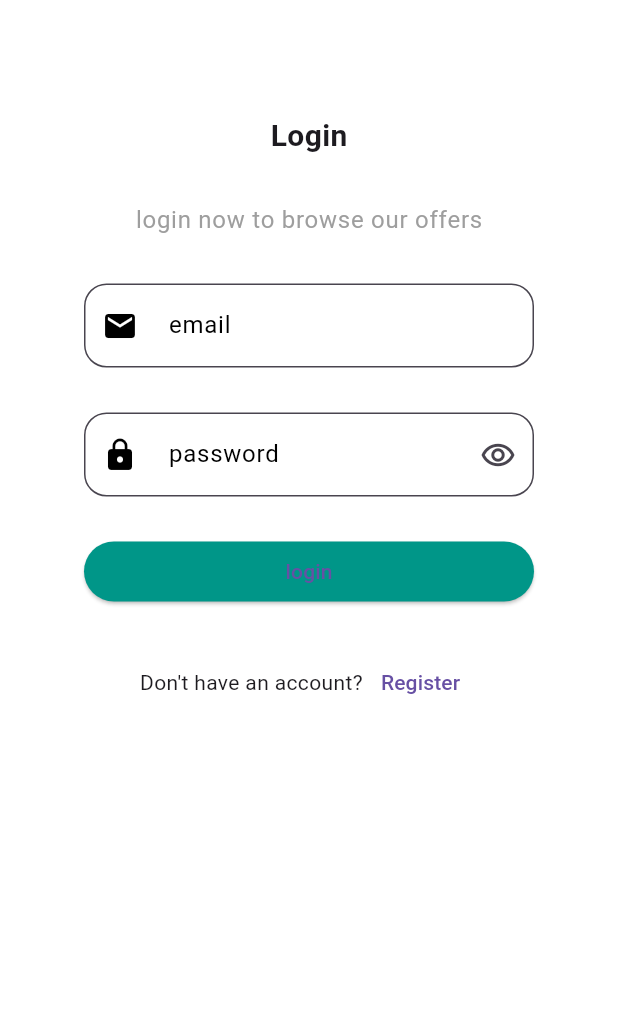
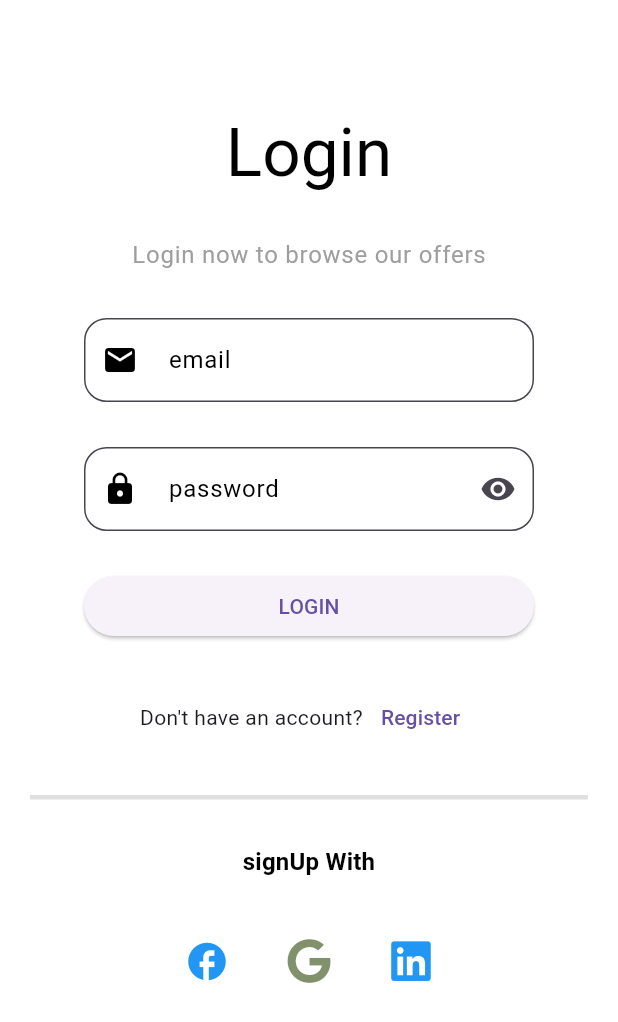
Before and after one commit to alilotfy4321/Shop_App, a Flutter app: the OnBoardingScreen screen opened directly, after a tap on the "arrow forward ios" icon, after a tap on "skip", on a phone screen of 412 x 824 dp. Shown: the top 1022 px of the screen. Run offline on Flutter 3.47's test engine with Material 3 defaults, Android fonts, the phone set to English and light mode, and no system bars; our stand-ins replace bloc, dio, flutter_bloc, fluttertoast, font_awesome_flutter, smooth_page_indicator; accounts and stored records are empty.

Commit message:
modified files

```diff
--- a/lib/constants/onboardingList.dart
+++ b/lib/constants/onboardingList.dart
@@ -1,4 +1,5 @@
-import 'package:dio/dio.dart';
+// ignore_for_file: file_names
+
 import 'package:shop_app/model/onboarding.dart';
 
 List<OnBoardingModel> onBoardingList = [
--- a/lib/controll/shop_app_cubit.dart
+++ /dev/null
@@ -1,16 +0,0 @@
-import 'package:bloc/bloc.dart';
-import 'package:meta/meta.dart';
-import 'package:flutter_bloc/flutter_bloc.dart';
-
-part 'shop_app_state.dart';
-
-class ShopAppCubit extends Cubit<ShopAppStates> {
-  ShopAppCubit() : super(ShopAppInitialState());
-  static ShopAppCubit get(context) => BlocProvider.of(context);
-  bool isPasswordLock = false;
-
-  changePasswordLock() {
-    isPasswordLock = !isPasswordLock;
-    emit(ShopAppChangePasswordLockstate());
-  }
-}
--- a/lib/controll/shop_app_state.dart
+++ /dev/null
@@ -1,8 +0,0 @@
-part of 'shop_app_cubit.dart';
-
-@immutable
-abstract class ShopAppStates {}
-
-class ShopAppInitialState extends ShopAppStates {}
-
-class ShopAppChangePasswordLockstate extends ShopAppStates {}
--- /dev/null
+++ b/lib/controll/shop_login/shop_login_state.dart
@@ -0,0 +1,17 @@
+part of 'shop_login_cubit.dart';
+
+@immutable
+abstract class ShopLoginStates {}
+
+class ShopLoginInitialState extends ShopLoginStates {}
+
+class ShopLoginLoadingState extends ShopLoginStates {}
+
+class ShopLoginSuccesState extends ShopLoginStates {}
+
+class ShopLoginErrorState extends ShopLoginStates {
+  final error;
+  ShopLoginErrorState(this.error);
+}
+
+class ShopAppChangePasswordLockstate extends ShopLoginStates {}
--- a/lib/custom_widgets/customButton.dart
+++ b/lib/custom_widgets/customButton.dart
@@ -17,7 +17,8 @@ Widget CustomButton({
       onPressed: function,
       child: child,
       style: ElevatedButton.styleFrom(
-        primary: color,
+        backgroundColor: color,
+        //primary: color,
         shape: RoundedRectangleBorder(
           borderRadius: BorderRadius.circular(radius),
         ),
--- a/lib/custom_widgets/customScaffold.dart
+++ b/lib/custom_widgets/customScaffold.dart
@@ -2,7 +2,7 @@ import 'package:flutter/material.dart';
 
 class Customscaffold extends StatelessWidget {
   final child;
-   Customscaffold({Key? key, this.child}) : super(key: key);
+  Customscaffold({Key? key, this.child}) : super(key: key);
 
   @override
   Widget build(BuildContext context) {
@@ -27,6 +27,5 @@ class Customscaffold extends StatelessWidget {
         ],
       ),
     );
-    ;
   }
 }
--- a/lib/custom_widgets/customTextFormField.dart
+++ b/lib/custom_widgets/customTextFormField.dart
@@ -1,3 +1,5 @@
+// ignore_for_file: unused_import
+
 import 'package:flutter/material.dart';
 import 'package:font_awesome_flutter/font_awesome_flutter.dart';
 
@@ -50,7 +52,7 @@ Widget CustomTextFormField({
       ),
       validator: (value) {
         if (value == null || value.isEmpty) {
-          return 'write any thing';
+          return 'fill this field';
         }
         return null;
       },
--- /dev/null
+++ b/lib/network/remote(dio)/endPoints.dart
@@ -0,0 +1,5 @@
+// ignore_for_file: constant_identifier_names
+
+String baseUrl = 'http://student.valuxapps.com/api/';
+//--------------------------------------endPoints----------------
+const String LOGIN = 'login';
--- a/lib/styles/theme.dart
+++ b/lib/styles/theme.dart
@@ -10,7 +10,7 @@ ThemeData lightTheme = ThemeData(
     titleTextStyle: TextStyle(
       color: Colors.black,
     ),
-    backwardsCompatibility: false,
+    //backwardsCompatibility: false,
     systemOverlayStyle: SystemUiOverlayStyle(
       statusBarIconBrightness: Brightness.dark,
       statusBarColor: Colors.white,
@@ -47,7 +47,7 @@ ThemeData darkTheme = ThemeData(
     titleTextStyle: TextStyle(
       color: Colors.blue,
     ),
-    backwardsCompatibility: false,
+    //backwardsCompatibility: false,
     systemOverlayStyle: SystemUiOverlayStyle(
       statusBarIconBrightness: Brightness.light,
       statusBarColor: Colors.black,
--- a/lib/view/login/login.dart
+++ b/lib/view/login/login.dart
@@ -1,14 +1,17 @@
-// ignore_for_file: unused_local_variable
+// ignore_for_file: unused_local_variable, unused_import, use_key_in_widget_constructors, prefer_const_constructors
 
 import 'package:flutter/material.dart';
-import 'package:flutter/widgets.dart';
 import 'package:flutter_bloc/flutter_bloc.dart';
-import 'package:shop_app/controll/shop_app_cubit.dart';
+import 'package:font_awesome_flutter/font_awesome_flutter.dart';
+
+import 'package:shop_app/controll/shop_login/shop_login_cubit.dart';
 import 'package:shop_app/custom_widgets/Navigation.dart';
 import 'package:shop_app/custom_widgets/customButton.dart';
 import 'package:shop_app/custom_widgets/customTextFormField.dart';
+import 'package:shop_app/custom_widgets/toastWidget.dart';
 import 'package:shop_app/custom_widgets/vhSpace.dart';
 import 'package:shop_app/view/signUp/signUP.dart';
+import 'package:fluttertoast/fluttertoast.dart';
 
 class LoginPage extends StatelessWidget {
   @override
@@ -17,30 +20,35 @@ class LoginPage extends StatelessWidget {
     var emailController = TextEditingController();
     var passwordController = TextEditingController();
 
-    return BlocBuilder<ShopAppCubit, ShopAppStates>(
+    return BlocProvider(
+      create: (context) => ShopLoginCubit(),
+      child: BlocBuilder<ShopLoginCubit, ShopLoginStates>(
         builder: (context, state) {
-        var cubit = ShopAppCubit.get(context);
+          //---------------------------------------------
+          var cubit = ShopLoginCubit.get(context);
+          //---------------------------------------
           return Scaffold(
             appBar: AppBar(),
             body: Padding(
               padding: const EdgeInsets.all(20.0),
+              child: SingleChildScrollView(
                 child: Form(
                   key: _formKey,
                   child: Column(
                     crossAxisAlignment: CrossAxisAlignment.center,
                     children: [
-                  const Text(
+                      Text(
                         'Login',
-                    style: TextStyle(
-                      fontSize: 20,
-                      fontWeight: FontWeight.bold,
+                        style:
+                            Theme.of(context).textTheme.displayMedium!.copyWith(
+                                  color: Colors.black,
                                 ),
                         textAlign: TextAlign.start,
                       ),
                       VSpace(),
                       Text(
-                    'login now to browse our offers',
-                    style: Theme.of(context).textTheme.bodyText1!.copyWith(
+                        'Login now to browse our offers',
+                        style: Theme.of(context).textTheme.bodyLarge!.copyWith(
                               color: Colors.grey,
                             ),
                       ),
@@ -65,21 +73,35 @@ class LoginPage extends StatelessWidget {
                               cubit.changePasswordLock();
                             },
                             icon: (cubit.isPasswordLock)
-                            ? Icon(Icons.remove_red_eye)
-                            : Icon(Icons.remove_red_eye_outlined)),
+                                ? Icon(Icons.visibility_off)
+                                : Icon(Icons.visibility)),
                       ),
                       VSpace(),
-                  CustomButton(
-                      color: Colors.teal,
+                      Center(
+                        child: CustomButton(
                           width: 300,
-                      child: Text('login'),
+                          child: Text('LOGIN'),
                           function: () {
                             if (_formKey.currentState!.validate()) {
-                          ScaffoldMessenger.of(context).showSnackBar(
-                            const SnackBar(content: Text('login Succesfully')),
+                              ShopLoginCubit.get(context).userLogin(
+                                email: emailController.text,
+                                password: passwordController.text,
+                              );
+                              //--------
+
+                              customToast(
+                                text: 'تم تسجيل الدخولبنجاح ي علي',
+                                color: Colors.green,
+                              );
+                            } else {
+                              customToast(
+                                text: 'عفوا برجاء لتاكد من البيانات المدخله!',
+                                color: Colors.red,
                               );
                             }
-                      }),
+                          },
+                        ),
+                      ),
                       VSpace(),
                       Row(
                         mainAxisAlignment: MainAxisAlignment.center,
@@ -92,12 +114,62 @@ class LoginPage extends StatelessWidget {
                               child: const Text('Register'))
                         ],
                       ),
+                      VSpace(),
+                      Divider(
+                        height: 1,
+                        thickness: 3,
+                        color: Colors.grey[300],
+                      ),
+                      VSpace(),
+                      Text(
+                        'signUp With',
+                        textAlign: TextAlign.center,
+                        style:
+                            Theme.of(context).textTheme.titleMedium!.copyWith(
+                                  color: Colors.black,
+                                  fontWeight: FontWeight.bold,
+                                ),
+                      ),
+                      VSpace(),
+                      Row(
+                        mainAxisAlignment: MainAxisAlignment.center,
+                        children: [
+                          IconButton(
+                            onPressed: () {},
+                            icon: FaIcon(
+                              Icons.facebook,
+                              color: Colors.blue,
+                              size: 30,
+                            ),
+                          ),
+                          HSpace(),
+                          IconButton(
+                            onPressed: () {},
+                            icon: FaIcon(
+                              FontAwesomeIcons.google,
+                              color: Color.fromARGB(158, 50, 77, 16),
+                              size: 30,
+                            ),
+                          ),
+                          HSpace(),
+                          IconButton(
+                            onPressed: () {},
+                            icon: FaIcon(
+                              FontAwesomeIcons.linkedin,
+                              color: Colors.blue,
+                              size: 30,
+                            ),
+                          ),
                         ],
+                      )
+                    ],
+                  ),
                 ),
               ),
             ),
           );
         },
+      ),
     );
   }
 }
--- a/lib/view/onBording/onBordingScreen.dart
+++ b/lib/view/onBording/onBordingScreen.dart
@@ -1,4 +1,4 @@
-// ignore_for_file: use_key_in_widget_constructors
+// ignore_for_file: use_key_in_widget_constructors, unused_import
 
 import 'package:flutter/material.dart';
 import 'package:shop_app/constants/onboardingList.dart';
@@ -8,6 +8,7 @@ import 'package:shop_app/custom_widgets/vhSpace.dart';
 import 'package:shop_app/view/login/login.dart';
 import 'package:smooth_page_indicator/smooth_page_indicator.dart';
 
+// ignore: must_be_immutable
 class OnBoardingScreen extends StatelessWidget {
   bool isLast = false;
   @override
@@ -20,7 +21,7 @@ class OnBoardingScreen extends StatelessWidget {
               onPressed: () {
                 navigateAndFinish(context, LoginPage());
               },
-              child: Text('skip'))
+              child: Text('skip')),
         ],
       ),
       body: SafeArea(
```
Also changed, not shown: lib/controll/shop_login/shop_login_cubit.dart (added, +49 -0 lines), lib/custom_widgets/toastWidget.dart (added, +14 -0 lines), lib/main.dart (+10 -15 lines), lib/model/shop_login_model.dart (added, +83 -0 lines), lib/network/remote(dio)/shop_dio.dart (added, +48 -0 lines), pubspec.yaml (+8 -4 lines), pubspec.lock, 44 other files. Lines whose indentation alone changed are shown as unchanged.
